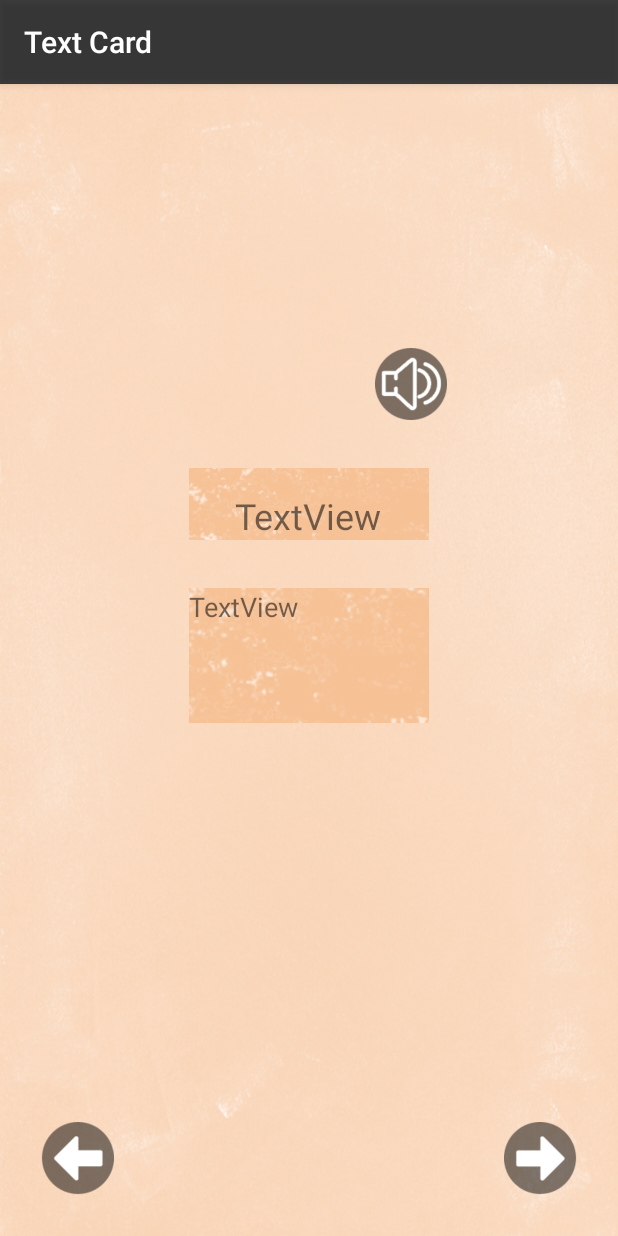
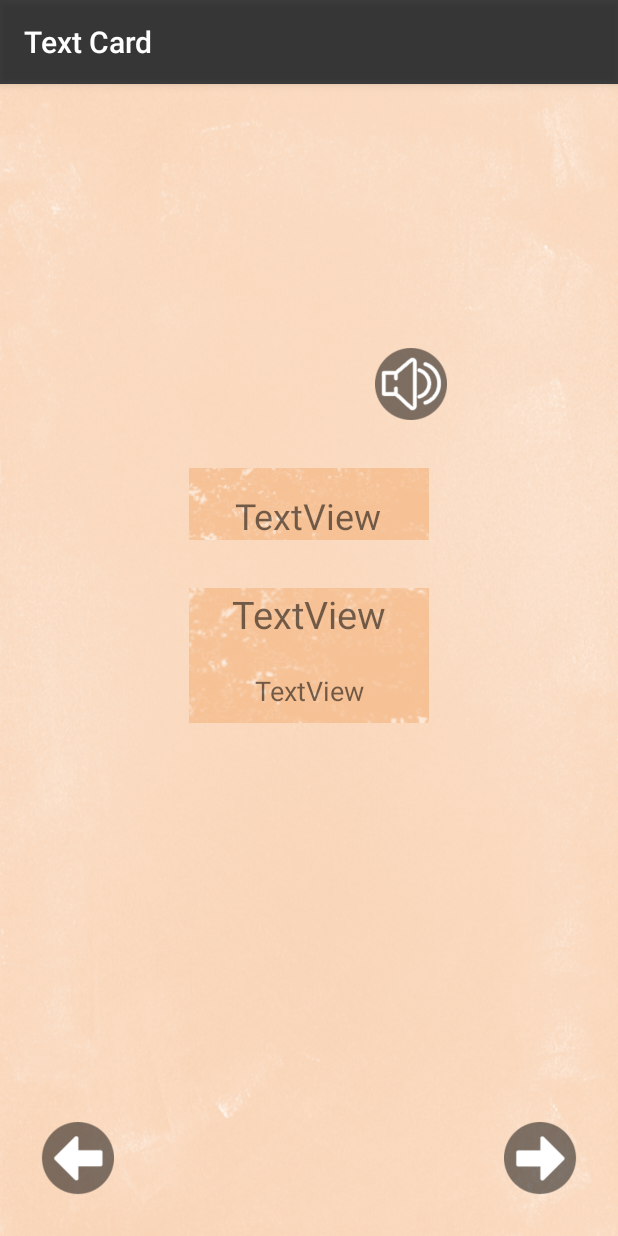
Before and after one commit to amyviviane/Text-Card, an Android app: the StudyContentActivity screen opened directly, with no data from a screen before it, after a tap on an icon or button, on a phone screen of 412 x 824 dp. Run offline under Robolectric (Android 15) with nearby library versions, the phone set to English and light mode, and no system bars; 12 statements that could not run were skipped.

Commit message:
修正學習小錯誤和其他細節

```diff
--- a/app/src/main/java/com/example/amylilian/text_card/StudyContentActivity.java
+++ b/app/src/main/java/com/example/amylilian/text_card/StudyContentActivity.java
@@ -37,6 +37,8 @@ public class StudyContentActivity extends AppCompatActivity {
     TextView text1;
     ImageView img;
     TextView text2;
+    TextView text3;
+
 
     //add intent
     private Context context;
@@ -81,18 +83,18 @@ public class StudyContentActivity extends AppCompatActivity {
         text1 = (TextView) findViewById(R.id.text1View_studyfirst);
         img = (ImageView) findViewById(R.id.imageView2);
         text2 = (TextView) findViewById(R.id.textView_chinese);
-
-        //get temply text string
-        //String[] text_array = getResources().getStringArray(R.array.temp_text);
+        text3 = (TextView) findViewById(R.id.textView28);
 
         //get bundle
         Bundle extras = getIntent().getExtras();
         final String[] text_array = extras.getStringArray("text");
-        final int s = extras.getInt("sta");
-        final int f = extras.getInt("fin");
+        final int sta = extras.getInt("sta");
+        final int fin = extras.getInt("fin");
+
+        System.out.println("sta is "+sta);
 
         //分類單字總數
-        int n = f-s+1;
+        int n = fin-sta+1;
         int count = 0;
 
         //Cursor
@@ -113,7 +115,7 @@ public class StudyContentActivity extends AppCompatActivity {
         //計算個數 要拿n個單字
         int i = 0;
         //先把cursor移至分類的第一個單字
-        cursor.move(s);
+        cursor.move(sta);
         //指針,存取
         if (cursor != null){
             while (cursor.moveToNext() && i < n) {
@@ -140,8 +142,10 @@ public class StudyContentActivity extends AppCompatActivity {
 
         //set trl
         text1.setText(text_array[0]);
-        //set org+ext
-        text2.setText(or[count]+ "\n" +ex[count]);
+        //set org
+        text2.setText(or[0]);
+        //set ext
+        text3.setText(ex[0]);
         //set img
         String str = im[count].toLowerCase(); //將取出的圖檔名轉小寫
         Context con = getApplicationContext();
@@ -158,8 +162,8 @@ public class StudyContentActivity extends AppCompatActivity {
                 final Bundle extras = new Bundle();
                 extras.putInt("count",1);
 
-                extras.putInt("sta",s);
-                extras.putInt("fin",f);
+                extras.putInt("sta",sta);
+                extras.putInt("fin",fin);
 
                 //傳遞小分類所有資料
                 extras.putStringArray("text",text_array);
--- a/app/src/main/java/com/example/amylilian/text_card/StudyContentMiddleActivity.java
+++ b/app/src/main/java/com/example/amylilian/text_card/StudyContentMiddleActivity.java
@@ -18,6 +18,7 @@ public class StudyContentMiddleActivity extends AppCompatActivity {
     ImageButton next_botton;
     TextView text1;
     TextView text2;
+    TextView text3;
     ImageView img1;
     private MediaPlayer mediaPlayer;
     private int starttime;
@@ -38,6 +39,7 @@ public class StudyContentMiddleActivity extends AppCompatActivity {
         next_botton = (ImageButton) findViewById(R.id.nextpageButton_studymiddle);
         text1 = (TextView) findViewById(R.id.text1View_studymiddle);
         text2 = (TextView) findViewById(R.id.textView29);
+        text3 = (TextView) findViewById(R.id.textView31);
         img1 = (ImageView) findViewById(R.id.imageView2);
 
         //get temply text string
@@ -46,8 +48,8 @@ public class StudyContentMiddleActivity extends AppCompatActivity {
         //get bundle
         Bundle extras = getIntent().getExtras();
         final int count = extras.getInt("count");
-        final int s = extras.getInt("sta");
-        final int f = extras.getInt("fin");
+        final int sta = extras.getInt("sta");
+        final int fin = extras.getInt("fin");
 
         //取出小分類所有資料
         final String[] text_array = extras.getStringArray("text");
@@ -62,8 +64,10 @@ public class StudyContentMiddleActivity extends AppCompatActivity {
 
         //set trl
         text1.setText(text_array[count]);
-        //set org+ext
-        text2.setText(org[count]+ "\n" +ext[count]);
+        //set org
+        text2.setText(org[count]);
+        //set ext
+        text3.setText(ext[count]);
         //set img
         String str = img[count].toLowerCase(); //將取出的圖檔名轉小寫
         Context con = getApplicationContext();
@@ -79,9 +83,10 @@ public class StudyContentMiddleActivity extends AppCompatActivity {
                 if ((count - 1) == 0){
                     //put value into Bundle
                     final Bundle extras = new Bundle();
+                    extras.putInt("count",0);
                     extras.putStringArray("text",text_array);
-                    extras.putInt("sta",s);
-                    extras.putInt("fin",f);
+                    extras.putInt("sta",sta);
+                    extras.putInt("fin",fin);
 
                     intent = new Intent(context, StudyContentActivity.class);
                     intent.putExtras(extras);
@@ -93,6 +98,8 @@ public class StudyContentMiddleActivity extends AppCompatActivity {
                     final Bundle extras = new Bundle();
                     extras.putInt("length",group_length);
                     extras.putInt("count",count - 1);
+                    extras.putInt("sta",sta);
+                    extras.putInt("fin",fin);
                     //傳遞小分類所有資料
                     extras.putStringArray("text",text_array);
                     extras.putStringArray("org",org);
@@ -119,7 +126,8 @@ public class StudyContentMiddleActivity extends AppCompatActivity {
                     final Bundle extras = new Bundle();
                     extras.putInt("length",group_length);
                     extras.putInt("count",count + 1);
-
+                    extras.putInt("sta",sta);
+                    extras.putInt("fin",fin);
                     //傳遞小分類所有資料
                     extras.putStringArray("text",text_array);
                     extras.putStringArray("org",org);
@@ -138,6 +146,8 @@ public class StudyContentMiddleActivity extends AppCompatActivity {
                     final Bundle extras = new Bundle();
                     extras.putInt("length",group_length);
                     extras.putInt("count",count + 1);
+                    extras.putInt("sta",sta);
+                    extras.putInt("fin",fin);
                     //傳遞小分類所有資料
                     extras.putStringArray("text",text_array);
                     extras.putStringArray("org",org);
--- a/app/src/main/java/com/example/amylilian/text_card/Test_sound.java
+++ b/app/src/main/java/com/example/amylilian/text_card/Test_sound.java
@@ -252,6 +252,7 @@ public class Test_sound extends AppCompatActivity {
 
         //sound buttom
         sound.setOnClickListener(new View.OnClickListener() {
+
             @Override
             public void onClick(View v) {
                 starttime = (int)(begin[count - 1] * 1000);
@@ -260,9 +261,10 @@ public class Test_sound extends AppCompatActivity {
                 mediaPlayer = MediaPlayer.create(context,R.raw.sgalvp);
                 mediaPlayer.seekTo(starttime);
 
+
                 mediaPlayer.setOnSeekCompleteListener(new MediaPlayer.OnSeekCompleteListener(){
                     public void onSeekComplete(MediaPlayer m) {
-                        m.start();
+                            m.start();
                     }
                 });
                 CountDownTimer timer = new CountDownTimer(duration, duration) {
--- a/app/src/main/res/layout/activity_study_content_middle.xml
+++ b/app/src/main/res/layout/activity_study_content_middle.xml
@@ -87,11 +87,23 @@
         android:text="TextView"
         android:layout_width="wrap_content"
         android:layout_height="wrap_content"
+        android:id="@+id/textView29"
+        android:textSize="25sp"
+        android:textAlignment="center"
+        android:layout_alignStart="@+id/imageView4"
         android:layout_alignTop="@+id/imageView4"
+        android:layout_alignEnd="@+id/imageView4" />
+
+    <TextView
+        android:text="TextView"
+        android:layout_width="wrap_content"
+        android:layout_height="wrap_content"
+        android:id="@+id/textView31"
+        android:textSize="18sp"
+        android:textAlignment="center"
+        android:layout_below="@+id/textView29"
         android:layout_alignStart="@+id/imageView4"
-        android:id="@+id/textView29"
-        android:layout_alignBottom="@+id/imageView4"
-        android:layout_alignEnd="@+id/imageView4"
-        android:textSize="18sp" />
+        android:layout_marginTop="21dp"
+        android:layout_alignEnd="@+id/imageView4" />
 
 </RelativeLayout>
```
Also changed, not shown: app/src/main/java/com/example/amylilian/text_card/ReviewTestActivity.java (+17 -18 lines), app/src/main/java/com/example/amylilian/text_card/StudyContentEndActivity.java (+10 -2 lines), app/src/main/res/layout/activity_study_content.xml (+16 -12 lines), app/src/main/res/layout/activity_study_content_end.xml (+16 -4 lines).
